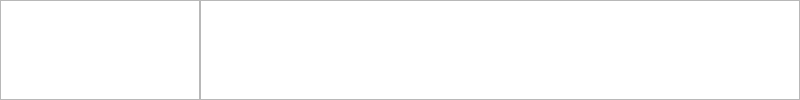
This is Editor/FileView.ui in BangJinM/CPPGame as Qt 5 draws it before an edit. The edited form follows.
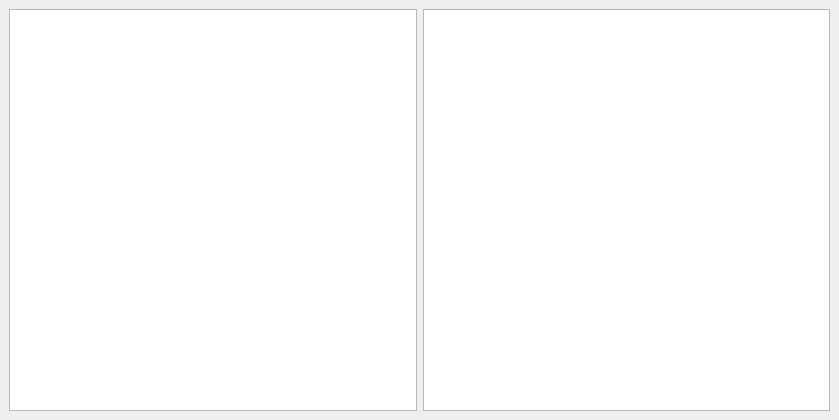
This is the edited form.

Commit message: * Editor 界面布局

Diff of the .ui file:
```diff
--- a/Editor/FileView.ui
+++ b/Editor/FileView.ui
@@ -6,37 +6,33 @@
    <rect>
     <x>0</x>
     <y>0</y>
-    <width>800</width>
-    <height>100</height>
+    <width>839</width>
+    <height>420</height>
    </rect>
   </property>
   <property name="windowTitle">
    <string>Project</string>
   </property>
   <widget class="QWidget" name="dockWidgetContents">
-   <widget class="QListView" name="listView">
-    <property name="geometry">
-     <rect>
-      <x>200</x>
-      <y>0</y>
-      <width>600</width>
-      <height>100</height>
-     </rect>
-    </property>
-   </widget>
-   <widget class="QTreeView" name="treeView">
-    <property name="geometry">
-     <rect>
-      <x>0</x>
-      <y>0</y>
-      <width>200</width>
-      <height>100</height>
-     </rect>
-    </property>
-    <attribute name="headerVisible">
-     <bool>false</bool>
-    </attribute>
-   </widget>
+   <layout class="QGridLayout" name="gridLayout_2">
+    <item row="0" column="0">
+     <layout class="QGridLayout" name="gridLayout" columnminimumwidth="1,2">
+      <property name="sizeConstraint">
+       <enum>QLayout::SetDefaultConstraint</enum>
+      </property>
+      <item row="0" column="0">
+       <widget class="QTreeView" name="treeView"/>
+      </item>
+      <item row="0" column="1">
+       <widget class="QListView" name="listView">
+        <property name="enabled">
+         <bool>true</bool>
+        </property>
+       </widget>
+      </item>
+     </layout>
+    </item>
+   </layout>
   </widget>
  </widget>
  <resources/>
```
The commit also changes 7 other files.
